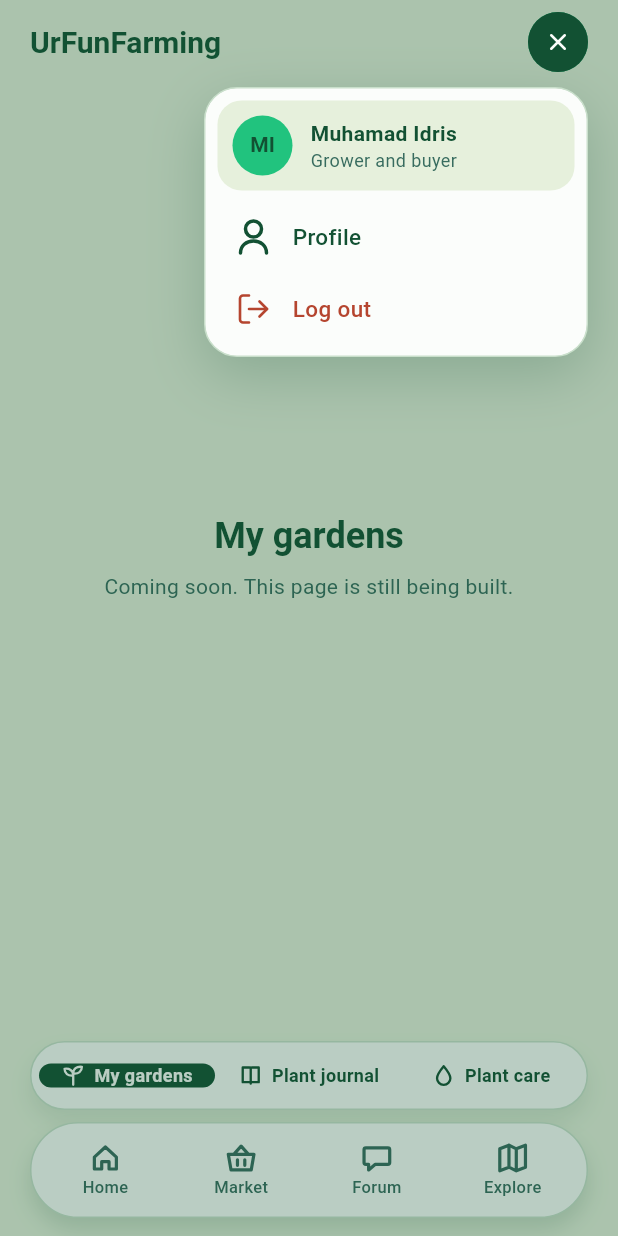
After one commit to paramitasan/urFunFarming_mobile, a Flutter app: the screen it shows after launch, after a tap on "My gardens", after a tap on "MI", on a phone screen of 412 x 824 dp. The commit adds this screen. Run offline on Flutter 3.47's test engine with Material 3 defaults, Android fonts, the phone set to English and light mode, and no system bars; our stand-ins replace flutter_svg, material_ui.

Commit message:
feat: add profile menu on the avatar

```diff
--- a/lib/screens/app_shell.dart
+++ b/lib/screens/app_shell.dart
@@ -11,6 +11,10 @@ import 'package:urfunfarming_mobile/marketplace/market_screen.dart';
 import 'package:urfunfarming_mobile/screens/home.dart';
 import 'package:urfunfarming_mobile/widgets/grower_tools_bar.dart';
 import 'package:urfunfarming_mobile/widgets/main_nav_bar.dart';
+import 'package:urfunfarming_mobile/widgets/profile_menu.dart';
+
+// TODO: replace with the logged-in user once login exists.
+const sampleUserName = 'Muhamad Idris';
 
 /// Every page the shell can show. The first four are main-bar tabs; the
 /// last three are grower tools.
@@ -57,6 +61,7 @@ class _AppShellState extends State<AppShell> {
       AppDestination.home => HomePage(
           isGrower: widget.isGrower,
           onOpen: _select,
+          userName: sampleUserName,
         ),
       AppDestination.market => MarketScreen(api: _marketApi),
       AppDestination.forum => const ForumPage(),
@@ -89,10 +94,13 @@ class _AppShellState extends State<AppShell> {
                   color: colors.onSurface,
                 ),
               ),
-              actions: const [
+              actions: [
                 Padding(
-                  padding: EdgeInsets.only(right: 20),
-                  child: _Avatar(initials: 'MI'),
+                  padding: const EdgeInsets.only(right: 20),
+                  child: ProfileMenuButton(
+                    userName: sampleUserName,
+                    roles: widget.isGrower ? 'Grower and buyer' : 'Buyer',
+                  ),
                 ),
               ],
             ),
@@ -117,27 +125,3 @@ class _AppShellState extends State<AppShell> {
     );
   }
 }
-
-/// Round avatar with the user's initials. Does nothing yet.
-class _Avatar extends StatelessWidget {
-  const _Avatar({required this.initials});
-
-  final String initials;
-
-  @override
-  Widget build(BuildContext context) {
-    final colors = Theme.of(context).colorScheme;
-    return CircleAvatar(
-      radius: 20,
-      backgroundColor: colors.primary,
-      child: Text(
-        initials,
-        style: TextStyle(
-          fontSize: 14,
-          fontWeight: FontWeight.w600,
-          color: colors.onSurface,
-        ),
-      ),
-    );
-  }
-}
--- /dev/null
+++ b/lib/widgets/profile_menu.dart
@@ -0,0 +1,301 @@
+import 'package:material_ui/material_ui.dart';
+import 'package:urfunfarming_mobile/auth/screens/profile_page.dart';
+import 'package:urfunfarming_mobile/widgets/svg_icon.dart';
+
+/// The round avatar in the app bar. Tapping it dims the screen and opens the
+/// profile menu under it; while the menu is open the avatar shows as a dark
+/// close (X) button.
+///
+/// Figma: Profile menu (avatar tapped).
+class ProfileMenuButton extends StatelessWidget {
+  const ProfileMenuButton({
+    super.key,
+    required this.userName,
+    required this.roles,
+  });
+
+  final String userName;
+
+  /// e.g. "Grower and buyer".
+  final String roles;
+
+  @override
+  Widget build(BuildContext context) {
+    return Semantics(
+      button: true,
+      label: 'Open profile menu',
+      child: InkWell(
+        customBorder: const CircleBorder(),
+        onTap: () => _open(context),
+        child: _Avatar(initials: initialsOf(userName)),
+      ),
+    );
+  }
+
+  Future<void> _open(BuildContext context) async {
+    final box = context.findRenderObject()! as RenderBox;
+    final avatar = box.localToGlobal(Offset.zero) & box.size;
+    final colors = Theme.of(context).colorScheme;
+
+    final choice = await showGeneralDialog<_MenuChoice>(
+      context: context,
+      barrierDismissible: true,
+      barrierLabel: 'Close profile menu',
+      barrierColor: colors.onSurface.withValues(alpha: 0.28),
+      transitionDuration: const Duration(milliseconds: 150),
+      transitionBuilder: (context, animation, _, child) =>
+          FadeTransition(opacity: animation, child: child),
+      pageBuilder: (dialogContext, _, __) => _ProfileMenuOverlay(
+        avatar: avatar,
+        userName: userName,
+        roles: roles,
+      ),
+    );
+    if (!context.mounted) return;
+
+    switch (choice) {
+      case _MenuChoice.profile:
+        Navigator.of(context).push(
+          MaterialPageRoute<void>(builder: (_) => const ProfilePage()),
+        );
+      case _MenuChoice.logOut:
+        // TODO: call /api/auth/logout/ and clear the saved token once login
+        // exists.
+        ScaffoldMessenger.of(context)
+          ..hideCurrentSnackBar()
+          ..showSnackBar(
+            const SnackBar(content: Text('Log out is not available yet.')),
+          );
+      case null:
+        break; // Closed with X, the dimmed area or Back.
+    }
+  }
+}
+
+/// "Muhamad Idris" -> "MI".
+String initialsOf(String name) {
+  final words = name.trim().split(RegExp(r'\s+')).where((w) => w.isNotEmpty);
+  return words.take(2).map((w) => w[0].toUpperCase()).join();
+}
+
+enum _MenuChoice { profile, logOut }
+
+/// Everything drawn above the scrim: the close button where the avatar is,
+/// and the menu card under it. Empty space lets taps reach the scrim.
+class _ProfileMenuOverlay extends StatelessWidget {
+  const _ProfileMenuOverlay({
+    required this.avatar,
+    required this.userName,
+    required this.roles,
+  });
+
+  final Rect avatar;
+  final String userName;
+  final String roles;
+
+  @override
+  Widget build(BuildContext context) {
+    final screenWidth = MediaQuery.sizeOf(context).width;
+    final right = screenWidth - avatar.right;
+    return Stack(
+      children: [
+        Positioned.fromRect(
+          rect: avatar,
+          child: const _CloseButton(),
+        ),
+        Positioned(
+          top: avatar.bottom + 10,
+          right: right,
+          width: 256,
+          child: _MenuCard(userName: userName, roles: roles),
+        ),
+      ],
+    );
+  }
+}
+
+class _CloseButton extends StatelessWidget {
+  const _CloseButton();
+
+  @override
+  Widget build(BuildContext context) {
+    final colors = Theme.of(context).colorScheme;
+    return Semantics(
+      button: true,
+      label: 'Close profile menu',
+      child: Material(
+        color: colors.secondary,
+        shape: const CircleBorder(),
+        clipBehavior: Clip.antiAlias,
+        child: InkWell(
+          onTap: () => Navigator.of(context).pop(),
+          child: Center(
+            child: SvgIcon(
+              'assets/icons/menu_close.svg',
+              size: 18,
+              color: colors.onSecondary,
+            ),
+          ),
+        ),
+      ),
+    );
+  }
+}
+
+class _MenuCard extends StatelessWidget {
+  const _MenuCard({required this.userName, required this.roles});
+
+  final String userName;
+  final String roles;
+
+  @override
+  Widget build(BuildContext context) {
+    final colors = Theme.of(context).colorScheme;
+    return Container(
+      padding: const EdgeInsets.all(8),
+      decoration: BoxDecoration(
+        color: colors.surfaceContainerLowest,
+        borderRadius: BorderRadius.circular(22),
+        border: Border.all(color: colors.outlineVariant),
+        boxShadow: [
+          BoxShadow(
+            color: colors.onSurface.withValues(alpha: 0.22),
+            offset: const Offset(0, 12),
+            blurRadius: 32,
+          ),
+        ],
+      ),
+      child: Material(
+        type: MaterialType.transparency,
+        child: Column(
+          mainAxisSize: MainAxisSize.min,
+          crossAxisAlignment: CrossAxisAlignment.stretch,
+          children: [
+            Container(
+              padding: const EdgeInsets.all(10),
+              decoration: BoxDecoration(
+                color: colors.surface,
+                borderRadius: BorderRadius.circular(16),
+              ),
+              child: Row(
+                children: [
+                  _Avatar(initials: initialsOf(userName)),
+                  const SizedBox(width: 12),
+                  Expanded(
+                    child: Column(
+                      crossAxisAlignment: CrossAxisAlignment.start,
+                      children: [
+                        Text(
+                          userName,
+                          maxLines: 1,
+                          overflow: TextOverflow.ellipsis,
+                          style: TextStyle(
+                            fontSize: 14,
+                            height: 20 / 14,
+                            fontWeight: FontWeight.w600,
+                            color: colors.onSurface,
+                          ),
+                        ),
+                        Text(
+                          roles,
+                          maxLines: 1,
+                          overflow: TextOverflow.ellipsis,
+                          style: TextStyle(
+                            fontSize: 12,
+                            height: 16 / 12,
+                            color: colors.onSurfaceVariant,
+                          ),
+                        ),
+                      ],
+                    ),
+                  ),
+                ],
+              ),
+            ),
+            const SizedBox(height: 8),
+            _MenuItem(
+              icon: 'assets/icons/menu_profile.svg',
+              label: 'Profile',
+              color: colors.onSurface,
+              onTap: () => Navigator.of(context).pop(_MenuChoice.profile),
+            ),
+            const SizedBox(height: 2),
+            _MenuItem(
+              icon: 'assets/icons/menu_logout.svg',
+              label: 'Log out',
+              color: colors.error,
+              onTap: () => Navigator.of(context).pop(_MenuChoice.logOut),
+            ),
+          ],
+        ),
+      ),
+    );
+  }
+}
+
+class _MenuItem extends StatelessWidget {
+  const _MenuItem({
+    required this.icon,
+    required this.label,
+    required this.color,
+    required this.onTap,
+  });
+
+  final String icon;
+  final String label;
+  final Color color;
+  final VoidCallback onTap;
+
+  @override
+  Widget build(BuildContext context) {
+    return InkWell(
+      borderRadius: BorderRadius.circular(14),
+      onTap: onTap,
+      child: SizedBox(
+        height: 46,
+        child: Padding(
+          padding: const EdgeInsets.only(left: 12, right: 16),
+          child: Row(
+            children: [
+              SvgIcon(icon, size: 24, color: color),
+              const SizedBox(width: 14),
+              Text(
+                label,
+                style: TextStyle(
+                  fontSize: 15,
+                  height: 22 / 15,
+                  fontWeight: FontWeight.w500,
+                  color: color,
+                ),
+              ),
+            ],
+          ),
+        ),
+      ),
+    );
+  }
+}
+
+/// Green circle with the user's initials.
+class _Avatar extends StatelessWidget {
+  const _Avatar({required this.initials});
+
+  final String initials;
+
+  @override
+  Widget build(BuildContext context) {
+    final colors = Theme.of(context).colorScheme;
+    return CircleAvatar(
+      radius: 20,
+      backgroundColor: colors.primary,
+      child: Text(
+        initials,
+        style: TextStyle(
+          fontSize: 14,
+          fontWeight: FontWeight.w600,
+          color: colors.onSurface,
+        ),
+      ),
+    );
+  }
+}
```
Also changed, not shown: assets/icons/menu_close.svg (added), assets/icons/menu_logout.svg (added), assets/icons/menu_profile.svg (added).
